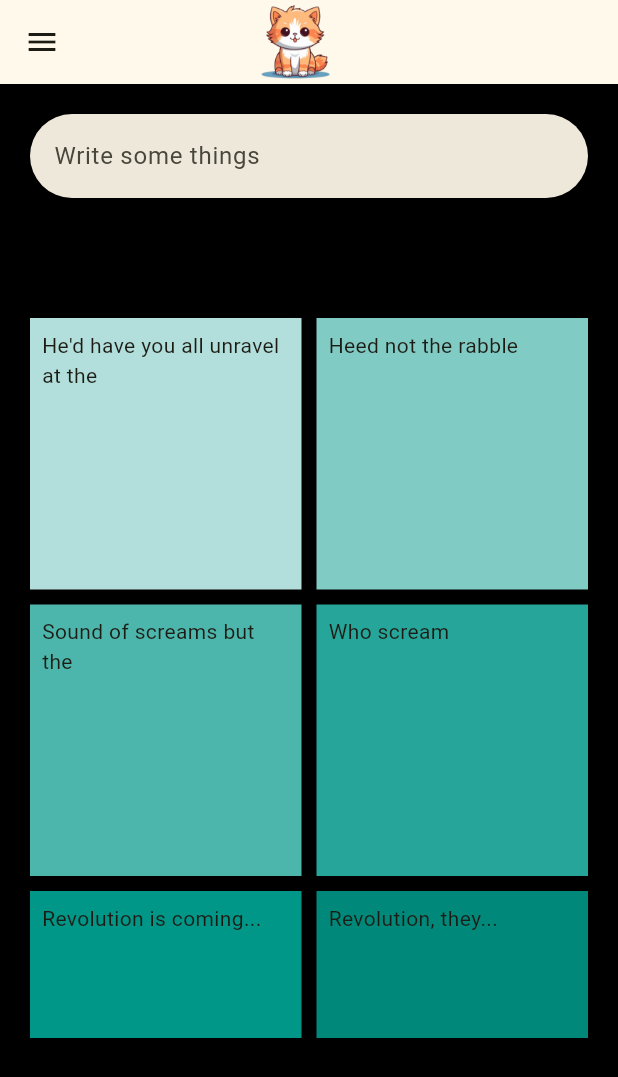
After one commit to rabiulrahat/cube_pet_app, a Flutter app: the PetPage screen opened directly, on a phone screen of 412 x 824 dp. The commit adds this screen. Shown: the top 1077 px of the screen. Run offline on Flutter 3.47's test engine with Material 3 defaults, Android fonts, the light colour scheme and no system bars; our stand-ins replace smooth_page_indicator.

Commit message:
"added new page"

```diff
--- /dev/null
+++ b/lib/Pages/all_pet_page.dart
@@ -0,0 +1,106 @@
+import 'package:flutter/cupertino.dart';
+import 'package:flutter/material.dart';
+import 'package:flutter/widgets.dart';
+
+class PetPage extends StatefulWidget {
+  const PetPage({super.key});
+
+  @override
+  State<PetPage> createState() => _PetPageState();
+}
+
+class _PetPageState extends State<PetPage> {
+  TextEditingController? controller;
+  TextInputAction? textInputAction;
+  TextInputType? keyboardType;
+  @override
+  Widget build(BuildContext context) {
+    return Scaffold(
+      backgroundColor: Colors.black,
+      appBar: AppBar(
+        // title: Image.asset(
+        //   'assets/cat.png',
+        //   width: 50,
+        //   height: 50,
+        // ),
+        title: SafeArea(
+          child: Row(
+            children: [
+
+              Padding(
+                padding: const EdgeInsets.all(100.0),
+                child: Image.asset(
+                  'assets/cat.png',
+                  width: 50,
+                  height: 50,
+                ),
+              ),
+              // Icon(icon)
+            ],
+          ),
+        ),
+      ),
+      drawer: const Drawer(),
+      body: SafeArea(
+        child: Column(
+          children: [
+              Padding(
+                padding: const EdgeInsets.all(20.0),
+                child: Flexible(
+                  child: SearchBar(
+                hintText: 'Write some things',
+                controller: controller,
+                textInputAction: TextInputAction.continueAction,
+                keyboardType: TextInputType.name,
+                            )),
+              ),
+            Padding(padding: EdgeInsets.all(20.0)),
+            Container(
+              height: 500,
+              child: GridView.count(
+                primary: true,
+                padding: const EdgeInsets.all(20),
+                crossAxisSpacing: 10,
+                mainAxisSpacing: 10,
+                crossAxisCount: 2,
+                children: [
+                  Container(
+                    padding: const EdgeInsets.all(8),
+                    color: Colors.teal[100],
+                    child: const Text("He'd have you all unravel at the"),
+                  ),
+                  Container(
+                    padding: const EdgeInsets.all(8),
+                    color: Colors.teal[200],
+                    child: const Text('Heed not the rabble'),
+                  ),
+                  Container(
+                    padding: const EdgeInsets.all(8),
+                    color: Colors.teal[300],
+                    child: const Text('Sound of screams but the'),
+                  ),
+                  Container(
+                    padding: const EdgeInsets.all(8),
+                    color: Colors.teal[400],
+                    child: const Text('Who scream'),
+                  ),
+                  Container(
+                    padding: const EdgeInsets.all(8),
+                    color: Colors.teal[500],
+                    child: const Text('Revolution is coming...'),
+                  ),
+                  Container(
+                    padding: const EdgeInsets.all(8),
+                    color: Colors.teal[600],
+                    child: const Text('Revolution, they...'),
+                  ),
+
+                ],
+              ),
+            ),
+          ],
+        ),
+      ),
+    );
+  }
+}
--- a/lib/Pages/login_page.dart
+++ b/lib/Pages/login_page.dart
@@ -1,4 +1,5 @@
 import 'package:cube_pet_app/Component/pet_textfield.dart';
+import 'package:cube_pet_app/Pages/all_pet_page.dart';
 import 'package:flutter/cupertino.dart';
 import 'package:flutter/material.dart';
 import 'package:flutter/rendering.dart';
@@ -150,7 +151,11 @@ class _LoginPageState extends State<LoginPage> {
                                           width: 3,
                                         ),
                                       ),
-                                      onPressed: () {},
+                                      onPressed: () {
+                                        Navigator.push(context, MaterialPageRoute(builder:(context)
+                                        => PetPage()
+                                        ));
+                                      },
                                       child: const Center(
                                         child: Text(
                                           "Login",
--- a/lib/main.dart
+++ b/lib/main.dart
@@ -16,8 +16,8 @@ class MyApp extends StatelessWidget {
 
       title: 'Flutter Demo',
       theme: ThemeData(
-        primarySwatch: Colors.blue,
-      ),
+useMaterial3: true,
+        colorSchemeSeed: const Color.fromRGBO(86, 80, 14, 171),      ),
       home: SlidePage(),
     );
   }
```
